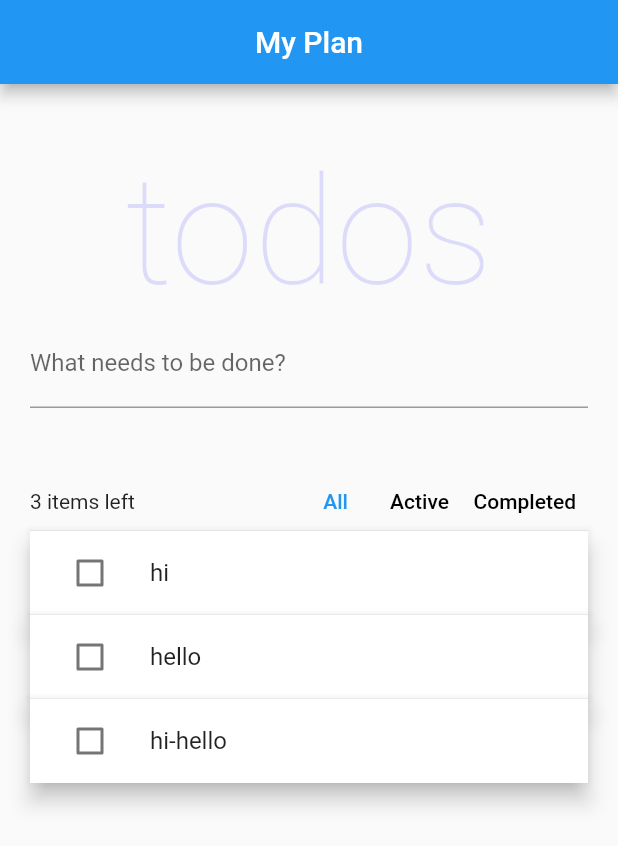
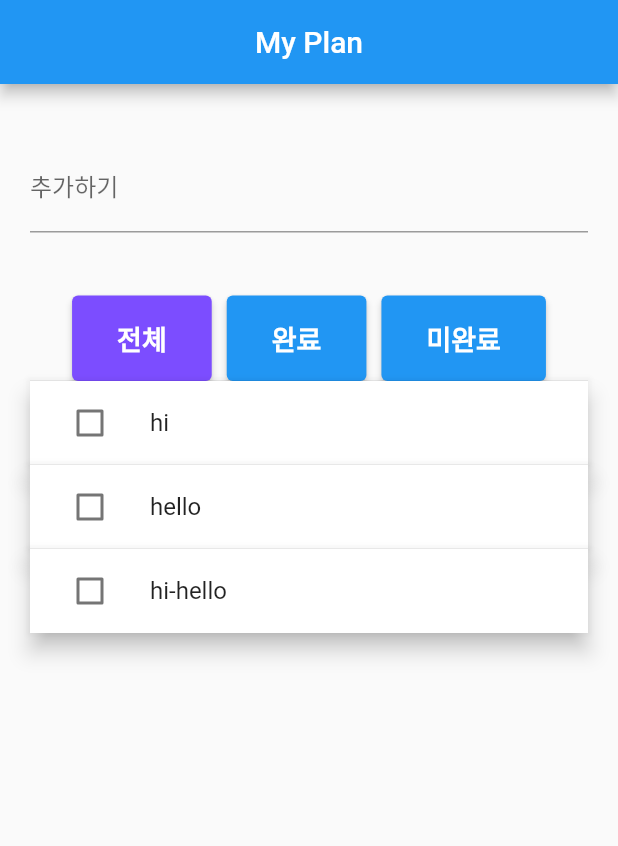
Before and after one commit to shseok/flutter_riverpod_diary, a Flutter app: the screen it shows after launch, on a phone screen of 412 x 824 dp. Shown: the top 846 px of the screen. Run offline on Flutter 3.47's test engine with Material 2 defaults, Android fonts, the phone set to English and light mode, and no system bars; our stand-ins replace flutter_hooks, flutter_riverpod, hooks_riverpod; Roboto replaces fonts that are missing (Helvetica Neue).

Commit message:
Update todo

```diff
--- a/lib/main.dart
+++ b/lib/main.dart
@@ -1,8 +1,10 @@
 import 'package:flutter/material.dart'; // 기본 내장
-import 'package:flutter_prac/todo.dart';
-import 'package:flutter_riverpod/flutter_riverpod.dart';
+import 'package:flutter_prac/provider/todo_provider.dart';
+import 'package:flutter_prac/ui/filter_widget.dart';
+import 'package:flutter_prac/ui/item_widget.dart';
 import 'package:flutter_hooks/flutter_hooks.dart';
 import 'package:hooks_riverpod/hooks_riverpod.dart';
+import 'package:flutter_prac/ui/title_widget.dart';
 
 /// Some keys used for testing
 final addTodoKey = UniqueKey();
@@ -25,36 +27,6 @@ class MyApp extends StatelessWidget {
   }
 }
 
-final uncompletedTodosCount = Provider<int>((ref) {
-  return ref.watch(todoListProvider).where((todo) => !todo.completed).length;
-});
-
-final todoListProvider = StateNotifierProvider<TodoList, List<Todo>>((ref) {
-  return TodoList(const [
-    Todo(id: 'todo-0', description: 'hi'),
-    Todo(id: 'todo-1', description: 'hello'),
-    Todo(id: 'todo-2', description: 'hi-hello')
-  ]);
-});
-
-enum TodoListFilter { all, completed, active }
-
-final todoListFilter = StateProvider((ref) => TodoListFilter.all);
-
-final filteredTodos = Provider<List<Todo>>((ref) {
-  final filter = ref.watch(todoListFilter);
-  final todos = ref.watch(todoListProvider);
-
-  switch (filter) {
-    case TodoListFilter.completed:
-      return todos.where((todo) => todo.completed).toList();
-    case TodoListFilter.active:
-      return todos.where((todo) => !todo.completed).toList();
-    case TodoListFilter.all:
-      return todos;
-  }
-});
-
 class MyPage extends HookConsumerWidget {
   const MyPage({Key? key}) : super(key: key);
 
@@ -74,12 +46,12 @@ class MyPage extends HookConsumerWidget {
                 padding:
                     const EdgeInsets.symmetric(horizontal: 20, vertical: 40),
                 children: [
-                  const Title(),
+                  // TitleWidget(),
                   TextField(
                     key: addTodoKey,
                     controller: newTodoController,
                     decoration: const InputDecoration(
-                      labelText: 'What needs to be done?',
+                      labelText: '추가하기',
                     ),
                     onSubmitted: (value) {
                       ref.read(todoListProvider.notifier).add(value);
@@ -87,7 +59,7 @@ class MyPage extends HookConsumerWidget {
                     },
                   ),
                   const SizedBox(height: 42),
-                  const Toolbar(),
+                  Toolbar(),
                   if (todos.isNotEmpty) const Divider(height: 0),
                   for (var i = 0; i < todos.length; i++) ...[
                     if (i > 0) const Divider(height: 0),
@@ -98,170 +70,15 @@ class MyPage extends HookConsumerWidget {
                       },
                       child: ProviderScope(
                         overrides: [
-                          _currentTodo.overrideWithValue(todos[i]),
+                          currentTodo.overrideWithValue(todos[i]),
                         ],
                         child: const TodoItem(),
                       ),
                     )
                   ]
-                ])));
-  }
-}
-
-class Toolbar extends HookConsumerWidget {
-  const Toolbar({
-    Key? key,
-  }) : super(key: key);
-
-  @override
-  Widget build(BuildContext context, WidgetRef ref) {
-    final filter = ref.watch(todoListFilter);
-
-    Color? textColorFor(TodoListFilter value) {
-      return filter == value ? Colors.blue : Colors.black;
-    }
-
-    return Material(
-      child: Row(
-        mainAxisAlignment: MainAxisAlignment.spaceBetween,
-        children: [
-          Expanded(
-            child: Text(
-              '${ref.watch(uncompletedTodosCount).toString()} items left',
-              overflow: TextOverflow.ellipsis,
+                ]
             ),
-          ),
-          Tooltip(
-            key: allFilterKey,
-            message: 'All todos',
-            child: TextButton(
-              onPressed: () =>
-                  ref.read(todoListFilter.notifier).state = TodoListFilter.all,
-              style: ButtonStyle(
-                visualDensity: VisualDensity.compact,
-                foregroundColor:
-                    MaterialStateProperty.all(textColorFor(TodoListFilter.all)),
-              ),
-              child: const Text('All'),
-            ),
-          ),
-          Tooltip(
-            key: activeFilterKey,
-            message: 'Only uncompleted todos',
-            child: TextButton(
-              onPressed: () => ref.read(todoListFilter.notifier).state =
-                  TodoListFilter.active,
-              style: ButtonStyle(
-                visualDensity: VisualDensity.compact,
-                foregroundColor: MaterialStateProperty.all(
-                  textColorFor(TodoListFilter.active),
-                ),
-              ),
-              child: const Text('Active'),
-            ),
-          ),
-          Tooltip(
-            key: completedFilterKey,
-            message: 'Only completed todos',
-            child: TextButton(
-              onPressed: () => ref.read(todoListFilter.notifier).state =
-                  TodoListFilter.completed,
-              style: ButtonStyle(
-                visualDensity: VisualDensity.compact,
-                foregroundColor: MaterialStateProperty.all(
-                  textColorFor(TodoListFilter.completed),
-                ),
-              ),
-              child: const Text('Completed'),
-            ),
-          ),
-        ],
-      ),
+        )
     );
   }
 }
-
-class Title extends StatelessWidget {
-  const Title({Key? key}) : super(key: key);
-
-  @override
-  Widget build(BuildContext context) {
-    return const Text(
-      'todos',
-      textAlign: TextAlign.center,
-      style: TextStyle(
-        color: Color.fromARGB(38, 47, 47, 247),
-        fontSize: 100,
-        fontWeight: FontWeight.w100,
-        fontFamily: 'Helvetica Neue',
-      ),
-    );
-  }
-}
-
-final _currentTodo = Provider<Todo>((ref) => throw UnimplementedError());
-
-class TodoItem extends HookConsumerWidget {
-  const TodoItem({Key? key}) : super(key: key);
-
-  @override
-  Widget build(BuildContext context, WidgetRef ref) {
-    final todo = ref.watch(_currentTodo);
-    final itemFocusNode = useFocusNode();
-    final itemIsFocused = useIsFocused(itemFocusNode);
-
-    final textEditingController = useTextEditingController();
-    final textFieldFocusNode = useFocusNode();
-
-    return Material(
-      color: Colors.white,
-      elevation: 6,
-      child: Focus(
-        focusNode: itemFocusNode,
-        onFocusChange: (focused) {
-          if (focused) {
-            textEditingController.text = todo.description;
-          } else {
-            // Commit changes only when the textfield is unfocused, for performance
-            ref
-                .read(todoListProvider.notifier)
-                .edit(id: todo.id, description: textEditingController.text);
-          }
-        },
-        child: ListTile(
-          onTap: () {
-            itemFocusNode.requestFocus();
-            textFieldFocusNode.requestFocus();
-          },
-          leading: Checkbox(
-            value: todo.completed,
-            onChanged: (value) =>
-                ref.read(todoListProvider.notifier).toggle(todo.id),
-          ),
-          title: itemIsFocused
-              ? TextField(
-                  autofocus: true,
-                  focusNode: textFieldFocusNode,
-                  controller: textEditingController,
-                )
-              : Text(todo.description),
-        ),
-      ),
-    );
-  }
-}
-
-bool useIsFocused(FocusNode node) {
-  final isFocused = useState(node.hasFocus);
-
-  useEffect(() {
-    void listener() {
-      isFocused.value = node.hasFocus;
-    }
-
-    node.addListener(listener);
-    return () => node.removeListener(listener);
-  }, [node]);
-
-  return isFocused.value;
-}
--- /dev/null
+++ b/lib/provider/todo_provider.dart
@@ -0,0 +1,34 @@
+import 'package:flutter_prac/todo.dart';
+import 'package:flutter_riverpod/flutter_riverpod.dart';
+
+final uncompletedTodosCount = Provider<int>((ref) {
+  return ref.watch(todoListProvider).where((todo) => !todo.completed).length;
+});
+
+final todoListProvider = StateNotifierProvider<TodoList, List<Todo>>((ref) {
+  return TodoList(const [
+    Todo(id: 'todo-0', description: 'hi'),
+    Todo(id: 'todo-1', description: 'hello'),
+    Todo(id: 'todo-2', description: 'hi-hello')
+  ]);
+});
+
+enum TodoListFilter { all, completed, active }
+
+final todoListFilter = StateProvider((ref) => TodoListFilter.all);
+
+final filteredTodos = Provider<List<Todo>>((ref) {
+  final filter = ref.watch(todoListFilter);
+  final todos = ref.watch(todoListProvider);
+
+  switch (filter) {
+    case TodoListFilter.completed:
+      return todos.where((todo) => todo.completed).toList();
+    case TodoListFilter.active:
+      return todos.where((todo) => !todo.completed).toList();
+    case TodoListFilter.all:
+      return todos;
+  }
+});
+
+final currentTodo = Provider<Todo>((ref) => throw UnimplementedError());
--- /dev/null
+++ b/lib/ui/filter_widget.dart
@@ -0,0 +1,73 @@
+import 'package:flutter/material.dart';
+import 'package:flutter_prac/main.dart';
+import 'package:flutter_prac/provider/todo_provider.dart';
+import 'package:hooks_riverpod/hooks_riverpod.dart';
+
+class Toolbar extends HookConsumerWidget {
+  const Toolbar({
+    Key? key,
+  }) : super(key: key);
+
+  @override
+  Widget build(BuildContext context, WidgetRef ref) {
+    final filter = ref.watch(todoListFilter);
+
+    Color? textColorFor(TodoListFilter value) {
+      return filter == value ? Colors.blue : Colors.black;
+    }
+
+    return Material(
+        child: Expanded(child: Row(
+          mainAxisAlignment: MainAxisAlignment.center,
+          children: [
+            // Expanded(
+            //   child: Text(
+            //     '${ref.watch(uncompletedTodosCount).toString()} items left',
+            //     overflow: TextOverflow.ellipsis,
+            //   ),
+            // ),
+            Tooltip(
+              key: allFilterKey,
+              message: 'All todos',
+              child: ElevatedButton(
+                onPressed: () =>
+                ref.read(todoListFilter.notifier).state = TodoListFilter.all,
+                style: ElevatedButton.styleFrom(
+                    primary: Colors.deepPurpleAccent,
+                    padding: EdgeInsets.symmetric(horizontal: 30.0, vertical: 15.0),
+                ),
+                child: const Text('전체', style:TextStyle(fontSize: 18.0, fontWeight: FontWeight.bold, color: Colors.white)),
+              ),
+            ),
+            SizedBox(width: 10.0),
+            Tooltip(
+              key: completedFilterKey,
+              message: 'Only completed todos',
+              child: ElevatedButton(
+                onPressed: () => ref.read(todoListFilter.notifier).state =
+                    TodoListFilter.completed,
+                style:ElevatedButton.styleFrom(
+                  padding: EdgeInsets.symmetric(horizontal: 30.0, vertical: 15.0),
+                ),
+                child: const Text('완료', style:TextStyle(fontSize: 18.0, fontWeight: FontWeight.bold)),
+              ),
+            ),
+            SizedBox(width: 10.0),
+            Tooltip(
+              key: activeFilterKey,
+              message: 'Only uncompleted todos',
+              child: ElevatedButton(
+                onPressed: () => ref.read(todoListFilter.notifier).state =
+                    TodoListFilter.active,
+                style:ElevatedButton.styleFrom(
+                  padding: EdgeInsets.symmetric(horizontal: 30.0, vertical: 15.0),
+                ),
+                child: const Text('미완료', style:TextStyle(fontSize: 18.0, fontWeight: FontWeight.bold)),
+              ),
+            ),
+          ],
+        ),
+      ),
+    );
+  }
+}
--- /dev/null
+++ b/lib/ui/item_widget.dart
@@ -0,0 +1,69 @@
+import 'package:flutter/material.dart';
+import 'package:flutter_prac/provider/todo_provider.dart';
+import 'package:hooks_riverpod/hooks_riverpod.dart';
+import 'package:flutter_hooks/flutter_hooks.dart'; // useFocus , useTextEditingController, useState, useEffect
+
+class TodoItem extends HookConsumerWidget {
+  const TodoItem({Key? key}) : super(key: key);
+
+  @override
+  Widget build(BuildContext context, WidgetRef ref) {
+    final todo = ref.watch(currentTodo);
+    final itemFocusNode = useFocusNode();
+    final itemIsFocused = useIsFocused(itemFocusNode);
+
+    final textEditingController = useTextEditingController();
+    final textFieldFocusNode = useFocusNode();
+
+    return Material(
+      color: Colors.white,
+      elevation: 6,
+      child: Focus(
+        focusNode: itemFocusNode,
+        onFocusChange: (focused) {
+          if (focused) {
+            textEditingController.text = todo.description;
+          } else {
+            // Commit changes only when the textfield is unfocused, for performance
+            ref
+                .read(todoListProvider.notifier)
+                .edit(id: todo.id, description: textEditingController.text);
+          }
+        },
+        child: ListTile(
+          onTap: () {
+            itemFocusNode.requestFocus();
+            textFieldFocusNode.requestFocus();
+          },
+          leading: Checkbox(
+            value: todo.completed,
+            onChanged: (value) =>
+                ref.read(todoListProvider.notifier).toggle(todo.id),
+          ),
+          title: itemIsFocused
+              ? TextField(
+            autofocus: true,
+            focusNode: textFieldFocusNode,
+            controller: textEditingController,
+          )
+              : Text(todo.description),
+        ),
+      ),
+    );
+  }
+}
+
+bool useIsFocused(FocusNode node) {
+  final isFocused = useState(node.hasFocus);
+
+  useEffect(() {
+    void listener() {
+      isFocused.value = node.hasFocus;
+    }
+
+    node.addListener(listener);
+    return () => node.removeListener(listener);
+  }, [node]);
+
+  return isFocused.value;
+}
--- /dev/null
+++ b/lib/ui/title_widget.dart
@@ -0,0 +1,32 @@
+import 'package:flutter/material.dart';
+
+Widget TitleWidget(){
+    return const Text(
+      'todos',
+      textAlign: TextAlign.center,
+      style: TextStyle(
+        color: Color.fromARGB(38, 47, 47, 247),
+        fontSize: 100,
+        fontWeight: FontWeight.w100,
+        fontFamily: 'Helvetica Neue',
+      ),
+    );
+}
+
+// class Title extends StatelessWidget {
+//   const Title({Key? key}) : super(key: key);
+//
+//   @override
+//   Widget build(BuildContext context) {
+//     return const Text(
+//       'todos',
+//       textAlign: TextAlign.center,
+//       style: TextStyle(
+//         color: Color.fromARGB(38, 47, 47, 247),
+//         fontSize: 100,
+//         fontWeight: FontWeight.w100,
+//         fontFamily: 'Helvetica Neue',
+//       ),
+//     );
+//   }
+// }
--- a/pubspec.yaml
+++ b/pubspec.yaml
@@ -36,7 +36,6 @@ dependencies:
   fluttertoast: ^8.0.9
   uuid: ^3.0.6
   flutter_riverpod: ^2.0.0-dev.0
-#  flutter_hooks: ^0.18.0
   hooks_riverpod: ^2.0.0-dev.0
 
 dev_dependencies:
```
